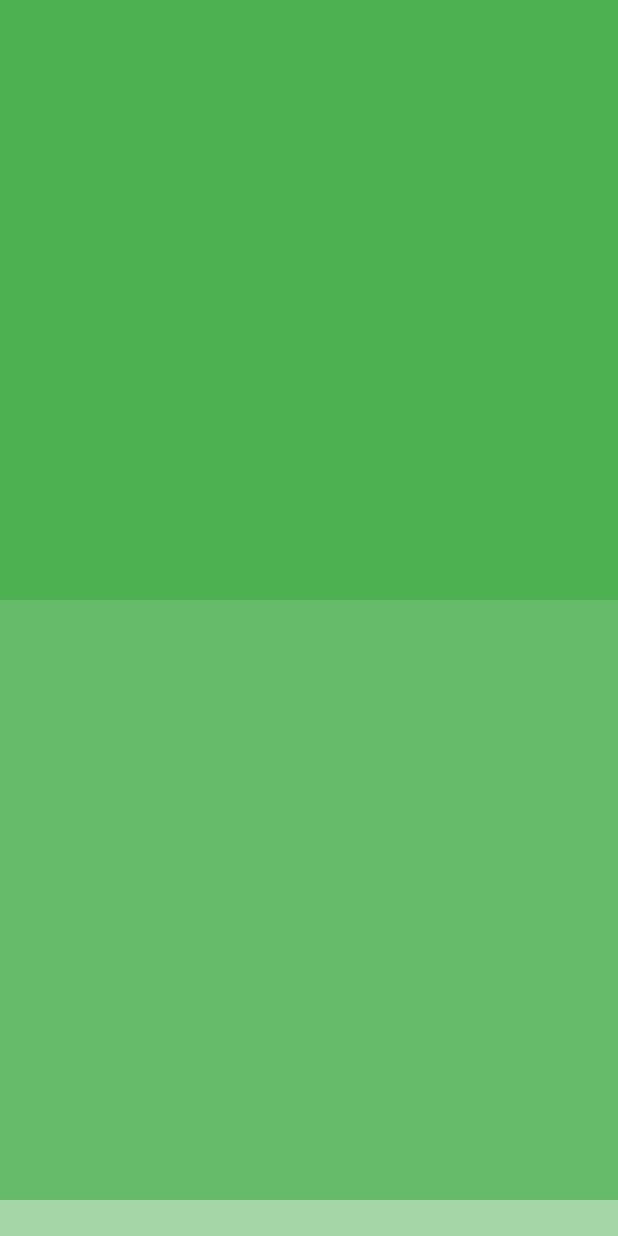
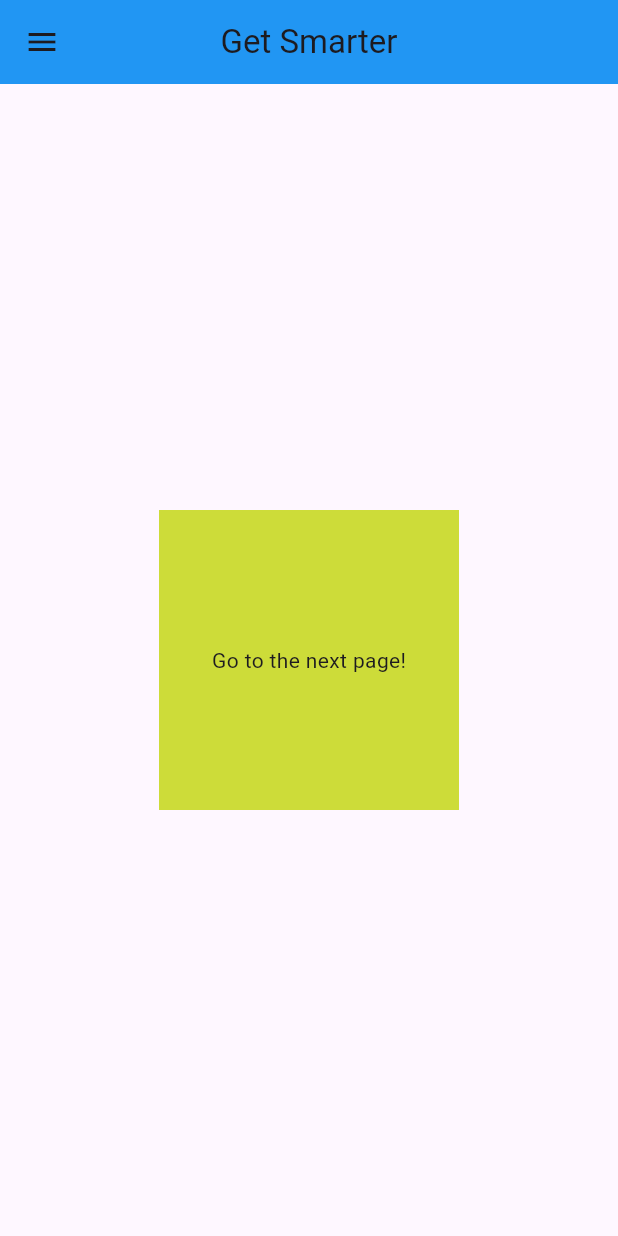
Before and after one commit to Syntax-2/FocusQuiz, a Flutter app: the screen it shows after launch, on a phone screen of 412 x 824 dp. Run offline on Flutter 3.47's test engine with Material 3 defaults, Android fonts, the phone set to English and light mode, and no system bars.

Commit message:
Added navigation

```diff
--- a/lib/main.dart
+++ b/lib/main.dart
@@ -1,4 +1,5 @@
 import 'package:flutter/material.dart';
+import 'package:getsmarter/pages/first_page.dart';
 import 'package:getsmarter/pages/personalization.dart';
 
 
@@ -16,7 +17,7 @@ class MyApp extends StatelessWidget {
       title: 'My Flutter App',
       debugShowCheckedModeBanner: false,
       theme: ThemeData(fontFamily: 'Playfair Display'),
-      home: const PersoPage()
+      home: Firstpage()
     );
   }
 }
--- /dev/null
+++ b/lib/pages/first_page.dart
@@ -0,0 +1,71 @@
+import 'package:flutter/material.dart';
+import 'package:getsmarter/pages/second_page.dart';
+
+class Firstpage extends StatelessWidget {
+  const Firstpage({super.key});
+
+  void loadNextPage(BuildContext context) {
+    Navigator.push(
+      context,
+      MaterialPageRoute(
+        builder: (context) => const SecondPage(),
+      ),
+    );
+
+  }
+
+
+  @override
+  Widget build(BuildContext context) {
+    return MaterialApp(
+      debugShowCheckedModeBanner: false,
+      home: Scaffold(
+        appBar: AppBar(
+          centerTitle: true,
+          title: Text('Get Smarter'),
+          backgroundColor: Colors.blue,
+        ),
+        body: Center(
+          child: GestureDetector(
+            onTap: () {
+              loadNextPage(context);
+              print("Container tapped!");
+            },
+            child: Container(
+              height: 200,
+              width: 200,
+              color: Colors.lime,
+              child: const Center(child: Text("Go to the next page!")),
+            ),
+          ),
+        ),
+        drawer: Drawer(
+          child: ListView(
+            padding: EdgeInsets.zero,
+            children: [
+              const DrawerHeader(
+                decoration: BoxDecoration(
+                  color: Colors.blue,
+                ),
+                child: Text(
+                  'Get Smarter',
+                  style: TextStyle(
+                    color: Colors.white,
+                    fontSize: 24,
+                  ),
+                ),
+              ),
+              ListTile(
+                title: const Text('Personalization'),
+                onTap: () {
+                  Navigator.pushNamed(context, '/personalization');
+                },
+              ),
+            ],
+          ),
+        ),
+
+      ),
+    );
+  }
+}
--- a/lib/pages/personalization.dart
+++ b/lib/pages/personalization.dart
@@ -2,34 +2,39 @@ import 'package:flutter/material.dart';
 import 'package:flutter/rendering.dart';
 
 class PersoPage extends StatelessWidget {
-  const PersoPage({super.key});
+  PersoPage({super.key});
+
+  List names = ["ligita", "Neda", "vijune", "Diana", "Asta", "Rasa", "Egle", "Giedre"];
+  int tapCount = 0;
+
+  void pressedtheButton() {
+    tapCount++;
+    print("Container tapped $tapCount times");
+  }
+
 
   @override
   Widget build(BuildContext context) {
     return MaterialApp(
       debugShowCheckedModeBanner: false,
       home: Scaffold(
-        body: ListView(
+        body: Center(
+          child: GestureDetector(
+            onTap: () {
+              pressedtheButton();
+              // You can add more functionality here, like navigating to another page or showing a dialog.
+            },
+            child: Container(
+              height: 200,
+              width: 200,
+              color: Colors.lime,
+              child: Center(child: Text("TAP MEE!!")),
+            ),
+          ),
 
-          children: [
+          )
 
-            Container(
-              height: 400,
-              color: Colors.green,
-            ),
 
-            Container(
-              height: 400,
-              color: Colors.green[400],
-            ),
-
-            Container(
-              height: 400,
-              color: Colors.green[200],
-            )
-
-          ],
-        )
       ),
     );
   }
```
Also changed, not shown: lib/pages/second_page.dart (added, +12 -0 lines), lib/pages/app_selection.dart (deleted).
